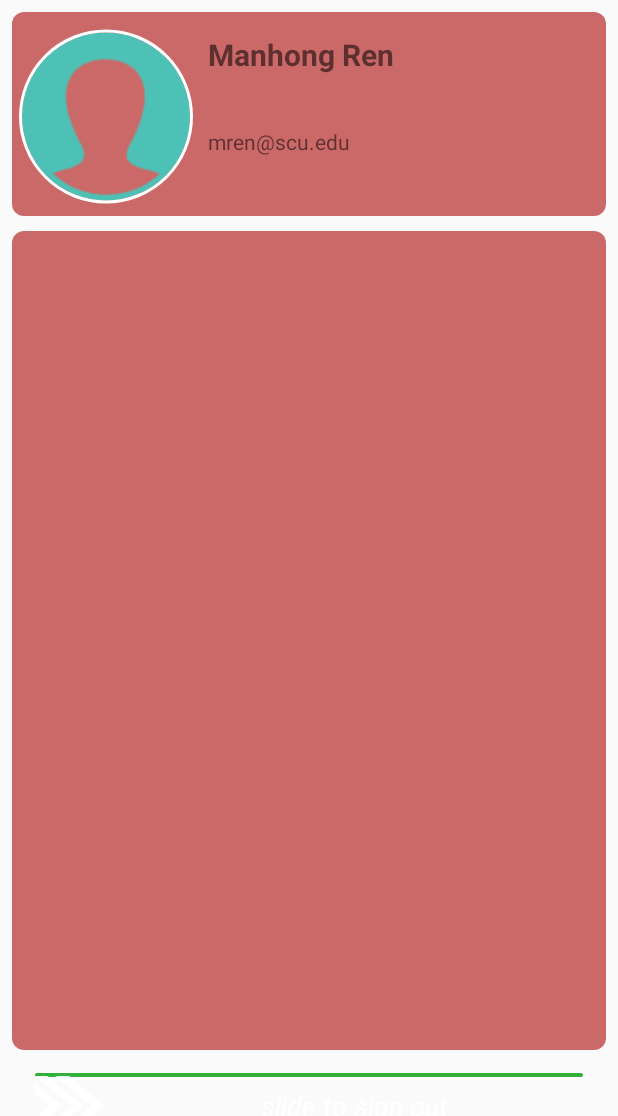
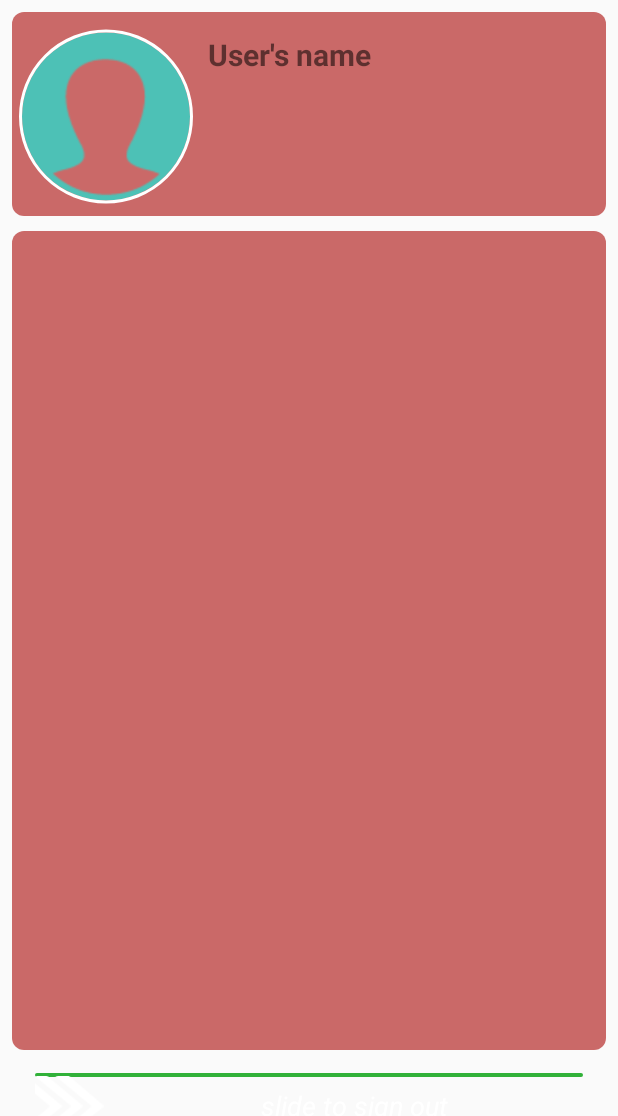
Before and after one commit to JennyJS/eNameCardAndroid, an Android app: the layout content_my_profile.xml on its own in the app's theme, with its tools: preview values and no code run, on a phone screen of 412 x 824 dp. Shown: the top 1116 px of the screen. Run offline under Robolectric (Android 15) with nearby library versions, the phone set to English and light mode, and no system bars; network calls fail.

Commit message:
change my profile page to get name from Current user's first name, delete email

```diff
--- a/app/src/main/java/com/scu/jenny/enamecard/Profile/MyProfileActivity.java
+++ b/app/src/main/java/com/scu/jenny/enamecard/Profile/MyProfileActivity.java
@@ -10,6 +10,7 @@ import android.util.Log;
 import android.view.View;
 import android.widget.AdapterView;
 import android.widget.GridView;
+import android.widget.TextView;
 import android.widget.Toast;
 import android.widget.ViewFlipper;
 
@@ -68,6 +69,7 @@ public class MyProfileActivity extends AppCompatActivity implements SlideToUnloc
 
     private CircleImageView profileView;
     private SlideToUnlock slideToUnlock;
+    private TextView textView;
     public static Context context;
 
     //    private ListView myListView;
@@ -75,6 +77,7 @@ public class MyProfileActivity extends AppCompatActivity implements SlideToUnloc
     private GridViewAdapter gridAdapter;
 
     private MediaType mediaType;
+
 
     @Override
     protected void onCreate(Bundle savedInstanceState) {
@@ -93,6 +96,8 @@ public class MyProfileActivity extends AppCompatActivity implements SlideToUnloc
 
         gridView = (GridView) findViewById(R.id.gridView);
         reloadGridView();
+        textView = (TextView)findViewById(R.id.user_name);
+        textView.setText(CurrentUser.getUserFirstName() + " " + CurrentUser.getUserLastName());
     }
 
     @Override
--- a/app/src/main/java/com/scu/jenny/enamecard/storage/CurrentUser.java
+++ b/app/src/main/java/com/scu/jenny/enamecard/storage/CurrentUser.java
@@ -24,6 +24,7 @@ public class CurrentUser {
     public static String getUserFirstName(){
         return currentUser.firstName;
     }
+    public static String getUserLastName(){return currentUser.lastName; }
 
     public static void refreshFromDB(User user) {
         facebook = null;
--- a/app/src/main/res/layout/activity_qr.xml
+++ b/app/src/main/res/layout/activity_qr.xml
@@ -14,7 +14,7 @@
     <TextView
         android:layout_width="wrap_content"
         android:layout_height="wrap_content"
-        android:text="Hi"
+        android:text="QR code"
         android:id="@+id/qr_text_view"
         android:textSize="30dp"
         android:textStyle="bold"
--- a/app/src/main/res/layout/content_my_profile.xml
+++ b/app/src/main/res/layout/content_my_profile.xml
@@ -50,17 +50,11 @@
                 android:layout_height="wrap_content"
                 android:layout_marginLeft="10dp"
                 android:layout_marginTop="10dp"
-                android:text="Manhong Ren"
+                android:text="User's name"
                 android:textSize="20dp"
                 android:layout_weight="0.5"
-                android:textStyle="bold" />
-            <TextView
-                android:layout_width="wrap_content"
-                android:layout_height="wrap_content"
-                android:layout_marginLeft="10dp"
-                android:text="mren@scu.edu"
-                android:layout_weight="0.5"
-                />
+                android:textStyle="bold"
+                android:id="@+id/user_name"/>
         </LinearLayout>
     </LinearLayout>
 
```
Also changed, not shown: 17 other files.
